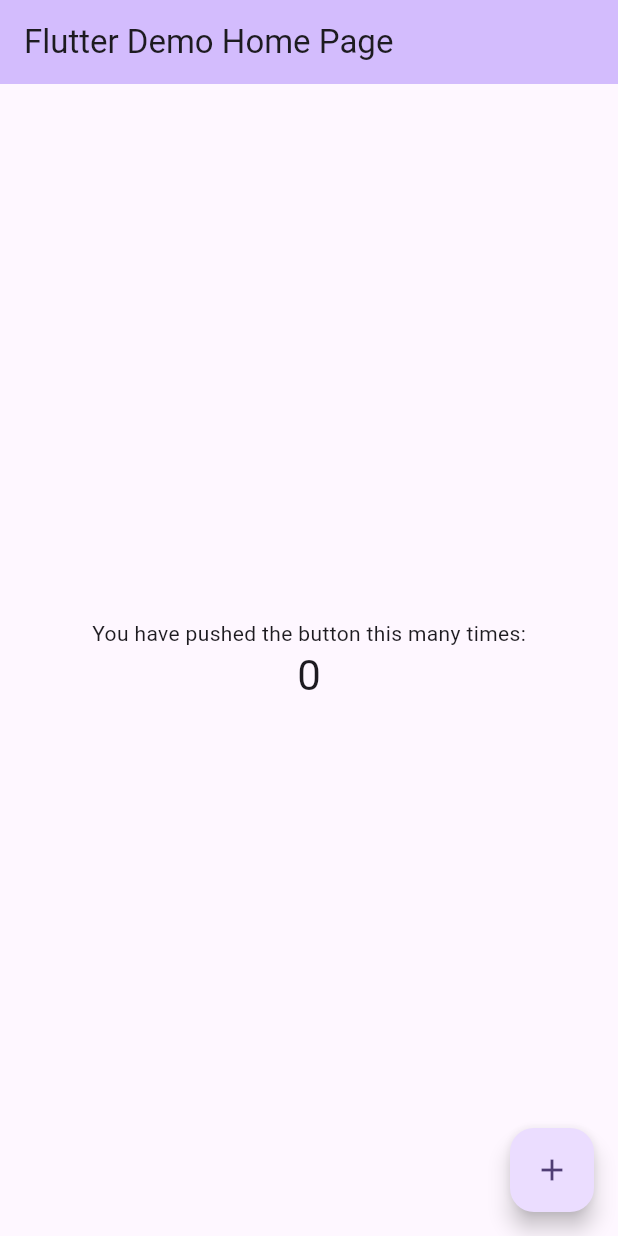
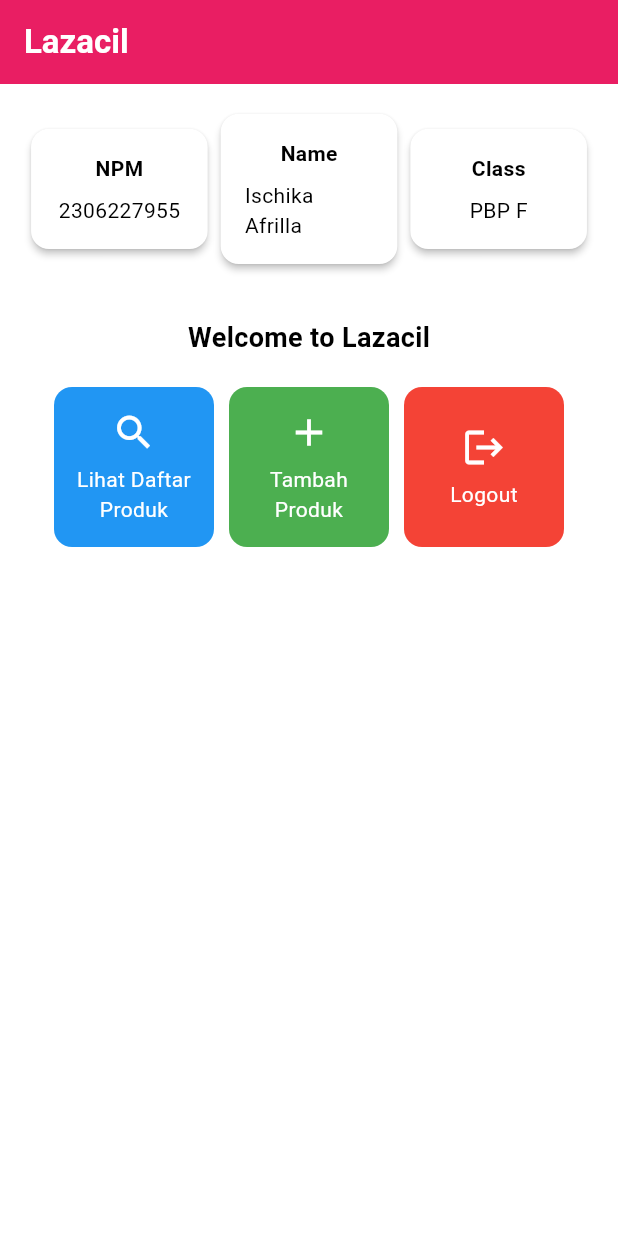
Before and after one commit to kaachiii/lazacil-mobile, a Flutter app: the screen it shows after launch, on a phone screen of 412 x 824 dp. Run offline on Flutter 3.47's test engine with Material 3 defaults, Android fonts, the phone set to English and light mode, and no system bars.

Commit message:
Mengerjakan Tugas 7

```diff
--- a/lib/main.dart
+++ b/lib/main.dart
@@ -1,4 +1,5 @@
 import 'package:flutter/material.dart';
+import 'package:lazacil_mobile/menu.dart';
 
 void main() {
   runApp(const MyApp());
@@ -28,98 +29,12 @@
         //
         // This works for code too, not just values: Most code changes can be
         // tested with just a hot reload.
-        colorScheme: ColorScheme.fromSeed(seedColor: Colors.deepPurple),
+        colorScheme: ColorScheme.fromSwatch(
+          primarySwatch: Colors.pink,
+        ).copyWith(secondary: Colors.pink[200]),
         useMaterial3: true,
       ),
-      home: const MyHomePage(title: 'Flutter Demo Home Page'),
+      home: MyHomePage(),
     );
   }
 }
-
-class MyHomePage extends StatefulWidget {
-  const MyHomePage({super.key, required this.title});
-
-  // This widget is the home page of your application. It is stateful, meaning
-  // that it has a State object (defined below) that contains fields that affect
-  // how it looks.
-
-  // This class is the configuration for the state. It holds the values (in this
-  // case the title) provided by the parent (in this case the App widget) and
-  // used by the build method of the State. Fields in a Widget subclass are
-  // always marked "final".
-
-  final String title;
-
-  @override
-  State<MyHomePage> createState() => _MyHomePageState();
-}
-
-class _MyHomePageState extends State<MyHomePage> {
-  int _counter = 0;
-
-  void _incrementCounter() {
-    setState(() {
-      // This call to setState tells the Flutter framework that something has
-      // changed in this State, which causes it to rerun the build method below
-      // so that the display can reflect the updated values. If we changed
-      // _counter without calling setState(), then the build method would not be
-      // called again, and so nothing would appear to happen.
-      _counter++;
-    });
-  }
-
-  @override
-  Widget build(BuildContext context) {
-    // This method is rerun every time setState is called, for instance as done
-    // by the _incrementCounter method above.
-    //
-    // The Flutter framework has been optimized to make rerunning build methods
-    // fast, so that you can just rebuild anything that needs updating rather
-    // than having to individually change instances of widgets.
-    return Scaffold(
-      appBar: AppBar(
-        // TRY THIS: Try changing the color here to a specific color (to
-        // Colors.amber, perhaps?) and trigger a hot reload to see the AppBar
-        // change color while the other colors stay the same.
-        backgroundColor: Theme.of(context).colorScheme.inversePrimary,
-        // Here we take the value from the MyHomePage object that was created by
-        // the App.build method, and use it to set our appbar title.
-        title: Text(widget.title),
-      ),
-      body: Center(
-        // Center is a layout widget. It takes a single child and positions it
-        // in the middle of the parent.
-        child: Column(
-          // Column is also a layout widget. It takes a list of children and
-          // arranges them vertically. By default, it sizes itself to fit its
-          // children horizontally, and tries to be as tall as its parent.
-          //
-          // Column has various properties to control how it sizes itself and
-          // how it positions its children. Here we use mainAxisAlignment to
-          // center the children vertically; the main axis here is the vertical
-          // axis because Columns are vertical (the cross axis would be
-          // horizontal).
-          //
-          // TRY THIS: Invoke "debug painting" (choose the "Toggle Debug Paint"
-          // action in the IDE, or press "p" in the console), to see the
-          // wireframe for each widget.
-          mainAxisAlignment: MainAxisAlignment.center,
-          children: <Widget>[
-            const Text(
-              'You have pushed the button this many times:',
-            ),
-            Text(
-              '$_counter',
-              style: Theme.of(context).textTheme.headlineMedium,
-            ),
-          ],
-        ),
-      ),
-      floatingActionButton: FloatingActionButton(
-        onPressed: _incrementCounter,
-        tooltip: 'Increment',
-        child: const Icon(Icons.add),
-      ), // This trailing comma makes auto-formatting nicer for build methods.
-    );
-  }
-}
--- /dev/null
+++ b/lib/menu.dart
@@ -0,0 +1,202 @@
+import 'package:flutter/material.dart';
+
+class MyHomePage extends StatelessWidget {
+  final String npm = '2306227955'; // NPM
+  final String name = 'Ischika Afrilla'; // Nama
+  final String className = 'PBP F'; // Kelas
+
+  final List<ItemHomepage> items = [
+    ItemHomepage("Lihat Daftar Produk", Icons.search),
+    ItemHomepage("Tambah Produk", Icons.add),
+    ItemHomepage("Logout", Icons.logout),
+  ];
+
+  MyHomePage({super.key});
+
+  @override
+  Widget build(BuildContext context) {
+    // Scaffold menyediakan struktur dasar halaman dengan AppBar dan body.
+    return Scaffold(
+      // AppBar adalah bagian atas halaman yang menampilkan judul.
+      appBar: AppBar(
+        // Judul aplikasi "Mental Health Tracker" dengan teks putih dan tebal.
+        title: const Text(
+          'Lazacil',
+          style: TextStyle(
+            color: Colors.white,
+            fontWeight: FontWeight.bold,
+          ),
+        ),
+        // Warna latar belakang AppBar diambil dari skema warna tema aplikasi.
+        backgroundColor: Theme.of(context).colorScheme.primary,
+      ),
+      // Body halaman dengan padding di sekelilingnya.
+      body: Padding(
+        padding: const EdgeInsets.all(16.0),
+        // Menyusun widget secara vertikal dalam sebuah kolom.
+        child: Column(
+          crossAxisAlignment: CrossAxisAlignment.center,
+          children: [
+            // Row untuk menampilkan 3 InfoCard secara horizontal.
+            Row(
+              mainAxisAlignment: MainAxisAlignment.spaceEvenly,
+              children: [
+                InfoCard(title: 'NPM', content: npm),
+                InfoCard(title: 'Name', content: name),
+                InfoCard(title: 'Class', content: className),
+              ],
+            ),
+
+            // Memberikan jarak vertikal 16 unit.
+            const SizedBox(height: 16.0),
+
+            // Menempatkan widget berikutnya di tengah halaman.
+            Center(
+              child: Column(
+                // Menyusun teks dan grid item secara vertikal.
+
+                children: [
+                  // Menampilkan teks sambutan dengan gaya tebal dan ukuran 18.
+                  const Padding(
+                    padding: EdgeInsets.only(top: 16.0),
+                    child: Text(
+                      'Welcome to Lazacil',
+                      style: TextStyle(
+                        fontWeight: FontWeight.bold,
+                        fontSize: 18.0,
+                      ),
+                    ),
+                  ),
+
+                  // Grid untuk menampilkan ItemCard dalam bentuk grid 3 kolom.
+                  GridView.count(
+                    primary: true,
+                    padding: const EdgeInsets.all(20),
+                    crossAxisSpacing: 10,
+                    mainAxisSpacing: 10,
+                    crossAxisCount: 3,
+                    // Agar grid menyesuaikan tinggi kontennya.
+                    shrinkWrap: true,
+
+                    // Menampilkan ItemCard untuk setiap item dalam list items.
+                    children: items.asMap().entries.map((entry) {
+                      int index = entry.key;
+                      ItemHomepage item = entry.value;
+
+                      // List warna yang berbeda
+                      List<Color> colors = [
+                        Colors.blue,
+                        Colors.green,
+                        Colors.red
+                      ];
+
+                      // Pilih warna berdasarkan indeks
+                      Color itemColor = colors[index % colors.length];
+
+                      return ItemCard(item, color: itemColor);
+                    }).toList(),
+                  ),
+                ],
+              ),
+            ),
+          ],
+        ),
+      ),
+    );
+  }
+}
+
+class InfoCard extends StatelessWidget {
+  // Kartu informasi yang menampilkan title dan content.
+
+  final String title;  // Judul kartu.
+  final String content;  // Isi kartu.
+
+  const InfoCard({super.key, required this.title, required this.content});
+
+  @override
+  Widget build(BuildContext context) {
+    return Card(
+      // Membuat kotak kartu dengan bayangan dibawahnya.
+      elevation: 2.0,
+      child: Container(
+        // Mengatur ukuran dan jarak di dalam kartu.
+        width: MediaQuery.of(context).size.width / 3.5, // menyesuaikan dengan lebar device yang digunakan.
+        padding: const EdgeInsets.all(16.0),
+        // Menyusun title dan content secara vertikal.
+        child: Column(
+          children: [
+            Text(
+              title,
+              style: const TextStyle(fontWeight: FontWeight.bold),
+            ),
+            const SizedBox(height: 8.0),
+            Text(content),
+          ],
+        ),
+      ),
+    );
+  }
+}
+
+class ItemHomepage {
+  final String name;
+  final IconData icon;
+
+  ItemHomepage(this.name, this.icon);
+}
+
+class ItemCard extends StatelessWidget {
+  // Menampilkan kartu dengan ikon dan nama.
+
+  final ItemHomepage item;
+  final Color color;
+
+  const ItemCard(this.item, {Key? key, required this.color}) : super(key: key);
+
+  @override
+  Widget build(BuildContext context) {
+    return Material(
+      // Menentukan warna latar belakang dari tema aplikasi.
+      color: color,
+      // Membuat sudut kartu melengkung.
+      borderRadius: BorderRadius.circular(12),
+
+      child: InkWell(
+        // Aksi ketika kartu ditekan.
+        onTap: () {
+          // Menampilkan pesan SnackBar saat kartu ditekan.
+          ScaffoldMessenger.of(context)
+            ..hideCurrentSnackBar()
+            ..showSnackBar(
+                SnackBar(content: Text("Kamu telah menekan tombol ${item.name}!"))
+            );
+        },
+        // Container untuk menyimpan Icon dan Text
+        child: Container(
+          padding: const EdgeInsets.all(8),
+          child: Center(
+            child: Column(
+              // Menyusun ikon dan teks di tengah kartu.
+              mainAxisAlignment: MainAxisAlignment.center,
+              children: [
+                Icon(
+                  item.icon,
+                  color: Colors.white,
+                  size: 30.0,
+                ),
+                const Padding(padding: EdgeInsets.all(3)),
+                Text(
+                  item.name,
+                  textAlign: TextAlign.center,
+                  style: const TextStyle(color: Colors.white),
+                ),
+              ],
+            ),
+          ),
+        ),
+      ),
+    );
+  }
+
+}
```
